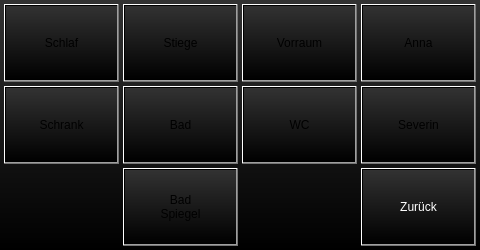
First picture: the form in projects/klaus_visu_ap420/ogwindow.ui, repository busmaster/homebus, before the edit.
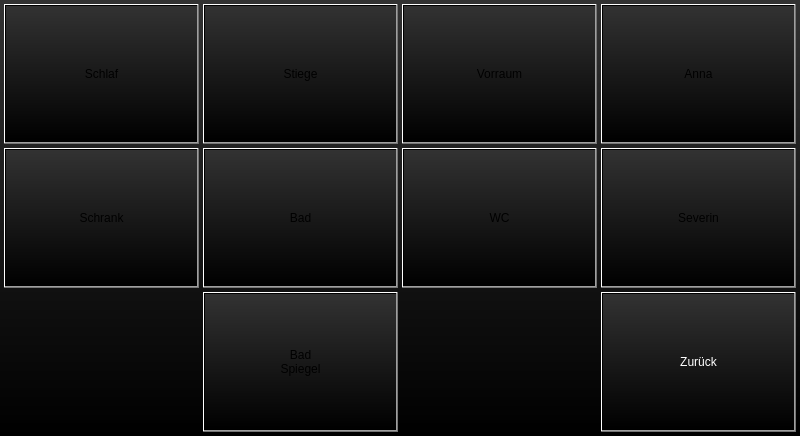
Second picture: the form after the edit.

Patch:
```diff
--- a/projects/klaus_visu_ap420/ogwindow.ui
+++ b/projects/klaus_visu_ap420/ogwindow.ui
@@ -6,8 +6,8 @@
    <rect>
     <x>0</x>
     <y>0</y>
-    <width>480</width>
-    <height>250</height>
+    <width>800</width>
+    <height>436</height>
    </rect>
   </property>
   <property name="sizePolicy">
@@ -25,10 +25,10 @@
   <widget class="QPushButton" name="pushButtonBack">
    <property name="geometry">
     <rect>
-     <x>361</x>
-     <y>168</y>
-     <width>115</width>
-     <height>78</height>
+     <x>601</x>
+     <y>292</y>
+     <width>195</width>
+     <height>140</height>
     </rect>
    </property>
    <property name="sizePolicy">
@@ -47,10 +47,10 @@
   <widget class="QPushButton" name="pushButtonLightAnna">
    <property name="geometry">
     <rect>
-     <x>361</x>
+     <x>601</x>
      <y>4</y>
-     <width>115</width>
-     <height>78</height>
+     <width>195</width>
+     <height>140</height>
     </rect>
    </property>
    <property name="sizePolicy">
@@ -66,10 +66,10 @@
   <widget class="QPushButton" name="pushButtonLightSeverin">
    <property name="geometry">
     <rect>
-     <x>361</x>
-     <y>86</y>
-     <width>115</width>
-     <height>78</height>
+     <x>601</x>
+     <y>148</y>
+     <width>195</width>
+     <height>140</height>
     </rect>
    </property>
    <property name="sizePolicy">
@@ -85,10 +85,10 @@
   <widget class="QPushButton" name="pushButtonLightWC">
    <property name="geometry">
     <rect>
-     <x>242</x>
-     <y>86</y>
-     <width>115</width>
-     <height>78</height>
+     <x>402</x>
+     <y>148</y>
+     <width>195</width>
+     <height>140</height>
     </rect>
    </property>
    <property name="sizePolicy">
@@ -104,10 +104,10 @@
   <widget class="QPushButton" name="pushButtonLightBad">
    <property name="geometry">
     <rect>
-     <x>123</x>
-     <y>86</y>
-     <width>115</width>
-     <height>78</height>
+     <x>203</x>
+     <y>148</y>
+     <width>195</width>
+     <height>140</height>
     </rect>
    </property>
    <property name="sizePolicy">
@@ -124,9 +124,9 @@
    <property name="geometry">
     <rect>
      <x>4</x>
-     <y>86</y>
-     <width>115</width>
-     <height>78</height>
+     <y>148</y>
+     <width>195</width>
+     <height>140</height>
     </rect>
    </property>
    <property name="sizePolicy">
@@ -142,10 +142,10 @@
   <widget class="QPushButton" name="pushButtonLightVorraum">
    <property name="geometry">
     <rect>
-     <x>242</x>
+     <x>402</x>
      <y>4</y>
-     <width>115</width>
-     <height>78</height>
+     <width>195</width>
+     <height>140</height>
     </rect>
    </property>
    <property name="sizePolicy">
@@ -161,10 +161,10 @@
   <widget class="QPushButton" name="pushButtonLightStiege">
    <property name="geometry">
     <rect>
-     <x>123</x>
+     <x>203</x>
      <y>4</y>
-     <width>115</width>
-     <height>78</height>
+     <width>195</width>
+     <height>140</height>
     </rect>
    </property>
    <property name="sizePolicy">
@@ -182,8 +182,8 @@
     <rect>
      <x>4</x>
      <y>4</y>
-     <width>115</width>
-     <height>78</height>
+     <width>195</width>
+     <height>140</height>
     </rect>
    </property>
    <property name="sizePolicy">
@@ -199,10 +199,10 @@
   <widget class="QPushButton" name="pushButtonLightBadSpiegel">
    <property name="geometry">
     <rect>
-     <x>123</x>
-     <y>168</y>
-     <width>115</width>
-     <height>78</height>
+     <x>203</x>
+     <y>292</y>
+     <width>195</width>
+     <height>140</height>
     </rect>
    </property>
    <property name="sizePolicy">
```
